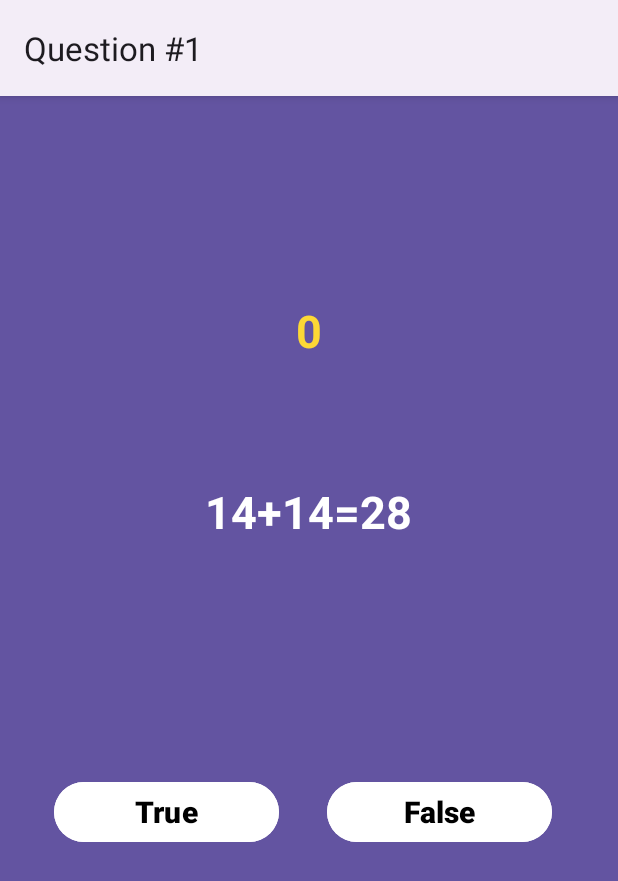
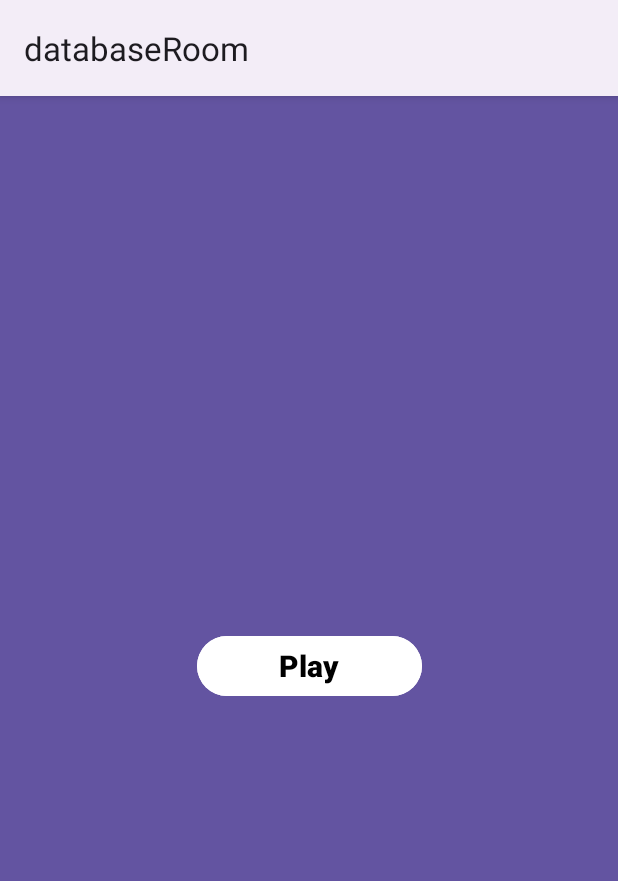
Before and after one commit to N1ph1l1m/android_saveData, an Android app: the screen it shows after launch (brainTrain before the commit, StartBrain after it), in the options menu, after a tap on "Brain train", on a phone screen of 412 x 824 dp. Shown: the top 881 px of the screen. Run offline under Robolectric (Android 15) with nearby library versions, the phone set to English and light mode, and no system bars.

Commit message:
Add new activity - StartBrain.Code status - worl

```diff
--- a/app/src/main/AndroidManifest.xml
+++ b/app/src/main/AndroidManifest.xml
@@ -13,6 +13,9 @@
         android:theme="@style/Theme.DatabaseRoom"
         tools:targetApi="31">
         <activity
+            android:name=".StartBrain"
+            android:exported="false" />
+        <activity
             android:name=".brainTrain"
             android:exported="false" />
         <activity
--- a/app/src/main/java/com/example/databaseroom/MainActivity.java
+++ b/app/src/main/java/com/example/databaseroom/MainActivity.java
@@ -56,7 +56,7 @@ public class MainActivity extends AppCompatActivity {
     public boolean onOptionsItemSelected(MenuItem item) {
         int id = item.getItemId();
         if(id == R.id.brainActivity){
-            startActivity(new Intent(MainActivity.this, brainTrain.class));
+            startActivity(new Intent(MainActivity.this, StartBrain.class));
             return true;
         }
         return super.onOptionsItemSelected(item);
--- /dev/null
+++ b/app/src/main/java/com/example/databaseroom/StartBrain.java
@@ -0,0 +1,22 @@
+package com.example.databaseroom;
+
+import androidx.appcompat.app.AppCompatActivity;
+
+import android.content.Intent;
+import android.os.Bundle;
+import android.view.View;
+
+
+public class StartBrain extends AppCompatActivity {
+
+
+    @Override
+    protected void onCreate(Bundle savedInstanceState) {
+        super.onCreate(savedInstanceState);
+        setContentView(R.layout.activity_start_brain);
+    }
+
+    public void nextActivity(View view) {
+        startActivity(new Intent(StartBrain.this, brainTrain.class));
+    }
+}
--- a/app/src/main/java/com/example/databaseroom/brainTrain.java
+++ b/app/src/main/java/com/example/databaseroom/brainTrain.java
@@ -34,7 +34,7 @@ public class brainTrain extends AppCompatActivity {
     private long cuttentTime = 0;
     private float time_rerult = 0.0f;
     private int true_answer = 0;
-    private int max_true_answer = 100;
+    private int max_true_answer = 10;
     private boolean is_true_answer = false;
 
     private final String save_key = "save_key";
--- /dev/null
+++ b/app/src/main/res/layout/activity_start_brain.xml
@@ -0,0 +1,26 @@
+<?xml version="1.0" encoding="utf-8"?>
+<androidx.constraintlayout.widget.ConstraintLayout xmlns:android="http://schemas.android.com/apk/res/android"
+    xmlns:app="http://schemas.android.com/apk/res-auto"
+    xmlns:tools="http://schemas.android.com/tools"
+    android:layout_width="match_parent"
+    android:layout_height="match_parent"
+    android:background="#6354A1"
+    tools:context=".StartBrain">
+
+    <Button
+        android:id="@+id/buttonPlay"
+        android:layout_width="150dp"
+        android:layout_height="wrap_content"
+        android:backgroundTint="#FFFFFF"
+        android:text="Play"
+        android:textColor="@color/black"
+        android:onClick="nextActivity"
+        android:textSize="20dp"
+        android:textStyle="bold"
+        app:layout_constraintBottom_toBottomOf="parent"
+        app:layout_constraintEnd_toEndOf="parent"
+        app:layout_constraintStart_toStartOf="parent"
+        app:layout_constraintTop_toTopOf="parent" />
+
+
+</androidx.constraintlayout.widget.ConstraintLayout>
```
